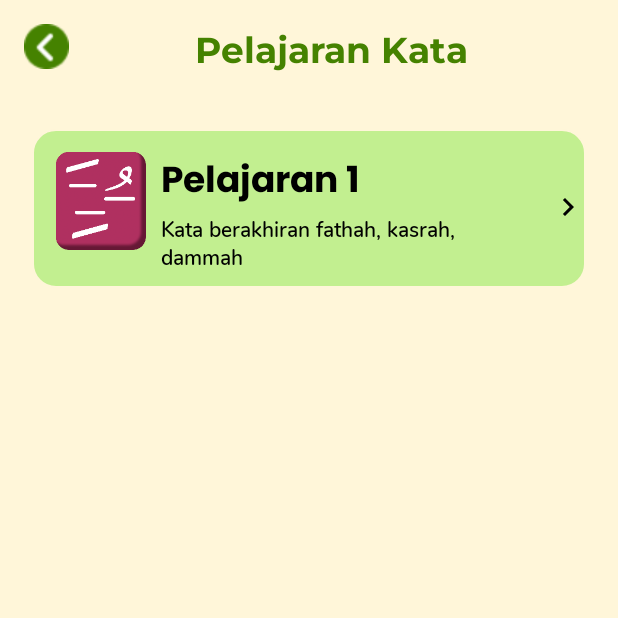
After one commit to FadhilRabbani/Qolami3.0_LughahTech, an Android app: the PelajaranKataFragment screen opened through its navigation route, on a phone screen of 412 x 824 dp, the top half of it. The commit adds this screen. Run offline under Robolectric (Android 15) with nearby library versions, the phone set to English and light mode, and no system bars; our stand-ins replace Dagger/Hilt's generated code, navigation-ui; pictures from the network do not load.

Commit message:
Menambahkan pelajaran kata (pelajaran 1 berakhiran fathah, kasrah, dhammah)

```diff
--- /dev/null
+++ b/app/src/main/java/com/test/qolami/view/adapter/pelajaran/PelajaranKataAdapter.kt
@@ -0,0 +1,39 @@
+package com.test.qolami.view.adapter.pelajaran
+
+import android.os.Bundle
+import android.view.LayoutInflater
+import android.view.ViewGroup
+import androidx.navigation.findNavController
+import androidx.recyclerview.widget.RecyclerView
+import com.bumptech.glide.Glide
+import com.test.qolami.R
+import com.test.qolami.databinding.DataPelajaranHurufBinding
+import com.test.qolami.databinding.DataPelajaranKataBinding
+import com.test.qolami.view.pelajaran.data.DataPelajaranHuruf
+import com.test.qolami.view.pelajaran.data.DataPelajaranKata
+
+class PelajaranKataAdapter(var dataKata: ArrayList<DataPelajaranKata>): RecyclerView.Adapter<PelajaranKataAdapter.ViewHolder>() {
+    class ViewHolder(var binding: DataPelajaranKataBinding): RecyclerView.ViewHolder(binding.root) {
+
+    }
+
+    override fun onCreateViewHolder(parent: ViewGroup, viewType: Int): ViewHolder {
+        var view = DataPelajaranKataBinding.inflate(LayoutInflater.from(parent.context),parent, false)
+        return ViewHolder(view)
+    }
+
+    override fun getItemCount(): Int {
+        return dataKata.size
+    }
+
+    override fun onBindViewHolder(holder: ViewHolder, position: Int) {
+        Glide.with(holder.itemView).load(dataKata[position].logo).into(holder.binding.imageLogoPelajaran)
+        holder.binding.textPelajaran.text = dataKata[position].pelajaran
+        holder.binding.textPenjelasan.text = dataKata[position].penjelasan
+        holder.binding.btnDetil.setOnClickListener {
+            val bundle = Bundle()
+            bundle.putString("pelajaran", dataKata[position].pelajaran)
+            it.findNavController().navigate(R.id.action_pelajaranHurufFragment_to_detailPelajaranFragment, bundle)
+        }
+    }
+}
--- a/app/src/main/java/com/test/qolami/view/pelajaran/PelajaranFragment.kt
+++ b/app/src/main/java/com/test/qolami/view/pelajaran/PelajaranFragment.kt
@@ -33,8 +33,7 @@ class PelajaranFragment : Fragment() {
             findNavController().navigate(R.id.action_pelajaranFragment_to_pelajaranHurufFragment)
         }
         binding.btnKata.setOnClickListener {
-            val popUpFiturFragment = PopUpFiturSedangDikembankanFragment()
-            popUpFiturFragment.show(childFragmentManager, "popupfitur")
+            findNavController().navigate(R.id.action_pelajaranFragment_to_pelajaranKataFragment)
         }
         binding.btnRangkaian.setOnClickListener {
             val popUpFiturFragment = PopUpFiturSedangDikembankanFragment()
--- /dev/null
+++ b/app/src/main/java/com/test/qolami/view/pelajaran/PelajaranKataFragment.kt
@@ -0,0 +1,58 @@
+package com.test.qolami.view.pelajaran
+
+import android.os.Bundle
+import androidx.fragment.app.Fragment
+import android.view.LayoutInflater
+import android.view.View
+import android.view.ViewGroup
+import androidx.lifecycle.ViewModelProvider
+import androidx.navigation.fragment.findNavController
+import androidx.recyclerview.widget.LinearLayoutManager
+import com.test.qolami.R
+import com.test.qolami.databinding.FragmentPelajaranHurufBinding
+import com.test.qolami.databinding.FragmentPelajaranKataBinding
+import com.test.qolami.view.adapter.pelajaran.PelajaranHurufAdapter
+import com.test.qolami.view.adapter.pelajaran.PelajaranKataAdapter
+import com.test.qolami.view.pelajaran.data.DataPelajaranHuruf
+import com.test.qolami.view.pelajaran.data.DataPelajaranKata
+import com.test.qolami.viewnodel.PelajaranHurufViewModel
+import com.test.qolami.viewnodel.PelajaranKataViewModel
+import dagger.hilt.android.AndroidEntryPoint
+
+
+
+@AndroidEntryPoint
+class PelajaranKataFragment : Fragment() {
+    private lateinit var binding: FragmentPelajaranKataBinding
+    private lateinit var pelajaranKataViewModel: PelajaranKataViewModel
+    private lateinit var pelajaranKataAdapter: PelajaranKataAdapter
+
+    override fun onCreateView(
+        inflater: LayoutInflater, container: ViewGroup?,
+        savedInstanceState: Bundle?
+    ): View? {
+        // Inflate the layout for this fragment
+        binding =  FragmentPelajaranKataBinding.inflate(layoutInflater, container, false)
+        return binding.root
+    }
+
+    override fun onViewCreated(view: View, savedInstanceState: Bundle?) {
+        super.onViewCreated(view, savedInstanceState)
+        binding.imageBack.setOnClickListener {
+            findNavController().navigateUp()
+        }
+        layoutData()
+
+    }
+    fun layoutData(){
+        pelajaranKataViewModel = ViewModelProvider(this).get(PelajaranKataViewModel::class.java)
+        pelajaranKataAdapter = PelajaranKataAdapter(ArrayList())
+        pelajaranKataViewModel.getData()
+        binding.rcCon.layoutManager = LinearLayoutManager(context, LinearLayoutManager.VERTICAL, false)
+        binding.rcCon.adapter = pelajaranKataAdapter
+        pelajaranKataViewModel.getDataKata.observe(viewLifecycleOwner) {
+            pelajaranKataAdapter.dataKata = it as ArrayList<DataPelajaranKata>
+            pelajaranKataAdapter.notifyDataSetChanged()
+        }
+    }
+}
--- /dev/null
+++ b/app/src/main/java/com/test/qolami/view/pelajaran/data/DataPelajaranKata.kt
@@ -0,0 +1,3 @@
+package com.test.qolami.view.pelajaran.data
+
+data class DataPelajaranKata(val logo: Int, val pelajaran: String, val penjelasan: String)
--- /dev/null
+++ b/app/src/main/java/com/test/qolami/view/pelajaran/data/DataPelajaranKataDetail.kt
@@ -0,0 +1,9 @@
+package com.test.qolami.view.pelajaran.data
+
+data class DataPelajaranKataDetail(
+    var pelajaran: String,
+    var logo: Int,
+    var judulPelajaran:String,
+    var namaPelajaran:String,
+    var penjelasanPelajaran:String,
+)
--- a/app/src/main/java/com/test/qolami/viewnodel/PelajaranHurufViewModel.kt
+++ b/app/src/main/java/com/test/qolami/viewnodel/PelajaranHurufViewModel.kt
@@ -215,11 +215,11 @@ class PelajaranHurufViewModel:ViewModel() {
         DataMenuPelajaran1Huruf(4,R.drawable.tsa_dammahtain),
         DataMenuPelajaran1Huruf(5,R.drawable.jim_dammahtain),
         DataMenuPelajaran1Huruf(6,R.drawable.ha_dammahtain),
-        DataMenuPelajaran1Huruf(7,R.drawable.kha_kasrahtain),
+        DataMenuPelajaran1Huruf(7,R.drawable.kha_dammahtain),
         DataMenuPelajaran1Huruf(8,R.drawable.dal_dammahtain),
         DataMenuPelajaran1Huruf(9,R.drawable.dzal_dammahtain),
         DataMenuPelajaran1Huruf(10,R.drawable.ro_dammahtain),
-        DataMenuPelajaran1Huruf(11,R.drawable.zal_kasrahtain),
+        DataMenuPelajaran1Huruf(11,R.drawable.zal_dammahtain),
         DataMenuPelajaran1Huruf(12,R.drawable.shin_dammahtain),
         DataMenuPelajaran1Huruf(13,R.drawable.syin_dammahtain),
         DataMenuPelajaran1Huruf(14,R.drawable.shod_dammahtain),
--- /dev/null
+++ b/app/src/main/java/com/test/qolami/viewnodel/PelajaranKataViewModel.kt
@@ -0,0 +1,24 @@
+package com.test.qolami.viewnodel
+
+import androidx.lifecycle.MutableLiveData
+import androidx.lifecycle.ViewModel
+import com.test.qolami.R
+import com.test.qolami.view.pelajaran.data.DataPelajaranKata
+import com.test.qolami.view.pelajaran.data.DataPelajaranKataDetail
+
+class PelajaranKataViewModel:ViewModel() {
+    val listData = arrayListOf(
+        DataPelajaranKata(R.drawable.ic_pelajaran_kata1,"Pelajaran 1", "Kata berakhiran fathah, kasrah, dammah")
+    )
+    val getDataKata : MutableLiveData<List<DataPelajaranKata>> = MutableLiveData()
+    fun getData(){
+        getDataKata.value = listData
+    }
+    val listDataDetail = arrayListOf(
+        DataPelajaranKataDetail("Pelajaran 1", R.drawable.ic_pelajaran_kata1, "Pelajaran 1", "Kata Berakhiran Fathah, Kasrah, Dhammah", "Mempelajari Kata yang berakhiran Fathah, kasrah, Dhamnmah")
+    )
+    val getDataKataDetail : MutableLiveData<List<DataPelajaranKataDetail>> = MutableLiveData()
+    fun getDataDetail(){
+        getDataKataDetail.value = listDataDetail
+    }
+}
--- /dev/null
+++ b/app/src/main/res/layout/data_pelajaran_kata.xml
@@ -0,0 +1,66 @@
+<?xml version="1.0" encoding="utf-8"?>
+<androidx.constraintlayout.widget.ConstraintLayout xmlns:android="http://schemas.android.com/apk/res/android"
+    xmlns:app="http://schemas.android.com/apk/res-auto"
+    xmlns:tools="http://schemas.android.com/tools"
+    android:layout_width="match_parent"
+    android:background="@color/warna_bg"
+    android:layout_height="wrap_content">
+
+    <androidx.constraintlayout.widget.ConstraintLayout
+        android:id="@+id/btn_detil"
+        android:layout_width="match_parent"
+        android:layout_height="wrap_content"
+        android:paddingBottom="10dp"
+        android:layout_marginTop="10dp"
+        android:layout_marginBottom="10dp"
+        android:background="@drawable/rounded_bg_pelajaran"
+        app:layout_constraintBottom_toBottomOf="parent"
+        app:layout_constraintStart_toStartOf="parent"
+        app:layout_constraintTop_toTopOf="parent">
+
+        <ImageView
+            android:id="@+id/image_logo_pelajaran"
+            android:layout_width="60dp"
+            android:layout_height="96dp"
+            android:layout_marginStart="16dp"
+            app:layout_constraintStart_toStartOf="parent"
+            app:layout_constraintTop_toTopOf="parent"
+            app:srcCompat="@drawable/ic_pelajaran_kata1" />
+
+        <TextView
+            android:id="@+id/text_pelajaran"
+            android:layout_width="wrap_content"
+            android:layout_height="wrap_content"
+            android:layout_marginStart="10dp"
+            android:layout_marginTop="15dp"
+            android:fontFamily="@font/poppins_bold"
+            android:text="Pelajaran 1"
+            android:textColor="@color/black"
+
+            android:textSize="24sp"
+            app:layout_constraintStart_toEndOf="@+id/image_logo_pelajaran"
+            app:layout_constraintTop_toTopOf="parent" />
+
+        <TextView
+            android:id="@+id/text_penjelasan"
+            android:layout_width="0dp"
+            android:layout_height="wrap_content"
+            android:maxWidth="200dp"
+            android:layout_marginStart="10dp"
+            android:fontFamily="@font/nunito_semibold"
+            android:text="Huruf Hijaiyah"
+            android:textColor="@color/black"
+            android:textSize="14sp"
+            app:layout_constraintStart_toEndOf="@+id/image_logo_pelajaran"
+            app:layout_constraintTop_toBottomOf="@+id/text_pelajaran" />
+
+        <ImageView
+            android:id="@+id/imageView10"
+            android:layout_width="wrap_content"
+            android:layout_height="wrap_content"
+            android:layout_marginTop="40dp"
+            app:layout_constraintEnd_toEndOf="parent"
+            app:layout_constraintTop_toTopOf="parent"
+            app:srcCompat="@drawable/baseline_navigate_next_24" />
+    </androidx.constraintlayout.widget.ConstraintLayout>
+</androidx.constraintlayout.widget.ConstraintLayout>
--- /dev/null
+++ b/app/src/main/res/layout/fragment_pelajaran_kata.xml
@@ -0,0 +1,54 @@
+<?xml version="1.0" encoding="utf-8"?>
+<androidx.constraintlayout.widget.ConstraintLayout xmlns:android="http://schemas.android.com/apk/res/android"
+    xmlns:app="http://schemas.android.com/apk/res-auto"
+    xmlns:tools="http://schemas.android.com/tools"
+    android:layout_width="match_parent"
+    android:layout_height="match_parent"
+    android:background="@color/warna_bg"
+    tools:context=".view.pelajaran.PelajaranKataFragment">
+
+    <androidx.constraintlayout.widget.ConstraintLayout
+        android:layout_width="match_parent"
+        android:layout_height="match_parent"
+        android:layout_marginStart="16dp"
+        android:layout_marginTop="16dp"
+        android:layout_marginEnd="16dp"
+        app:layout_constraintEnd_toEndOf="parent"
+        app:layout_constraintHorizontal_bias="1.0"
+        app:layout_constraintStart_toStartOf="parent"
+        app:layout_constraintTop_toTopOf="parent">
+
+        <ImageView
+            android:id="@+id/image_back"
+            android:layout_width="30dp"
+            android:layout_height="30dp"
+            android:src="@drawable/ic_back"
+            app:layout_constraintStart_toStartOf="parent"
+            app:layout_constraintTop_toTopOf="parent" />
+
+        <TextView
+            android:id="@+id/textView"
+            android:layout_width="wrap_content"
+            android:layout_height="wrap_content"
+            android:fontFamily="@font/montserrat_bold"
+            android:text="Pelajaran Kata"
+            android:textColor="@color/warna_hijau_tua"
+            android:textSize="24sp"
+            app:layout_constraintEnd_toEndOf="parent"
+            app:layout_constraintStart_toEndOf="@+id/image_back"
+            app:layout_constraintTop_toTopOf="parent" />
+
+        <androidx.recyclerview.widget.RecyclerView
+            android:id="@+id/rcCon"
+            android:layout_width="match_parent"
+            android:layout_height="match_parent"
+            android:layout_marginStart="5dp"
+            android:layout_marginTop="60dp"
+            android:layout_marginEnd="5dp"
+            app:layout_constraintEnd_toEndOf="parent"
+            app:layout_constraintStart_toStartOf="parent"
+            app:layout_constraintTop_toBottomOf="@+id/textView" />
+    </androidx.constraintlayout.widget.ConstraintLayout>
+
+
+</androidx.constraintlayout.widget.ConstraintLayout>
--- a/app/src/main/res/navigation/navigation_item.xml
+++ b/app/src/main/res/navigation/navigation_item.xml
@@ -101,6 +101,9 @@
         <action
             android:id="@+id/action_pelajaranFragment_to_pelajaranHurufFragment"
             app:destination="@id/pelajaranHurufFragment" />
+        <action
+            android:id="@+id/action_pelajaranFragment_to_pelajaranKataFragment"
+            app:destination="@id/fragmentPelajaranKata" />
         <action
             android:id="@+id/action_pelajaranFragment_to_loginFragment"
             app:destination="@id/loginFragment" />
@@ -312,4 +315,11 @@
             app:popUpTo="@id/fragmentHasilLatihanAudio"
             app:popUpToInclusive="true" />
     </fragment>
+    <fragment
+        android:id="@+id/fragmentPelajaranKata"
+        android:name="com.test.qolami.view.pelajaran.PelajaranKataFragment"
+        android:label="fragment_pelajaran_kata">
+
+
+    </fragment>
 </navigation>
```
Also changed, not shown: app/src/main/res/drawable/ic_pelajaran_kata1.png (added).
